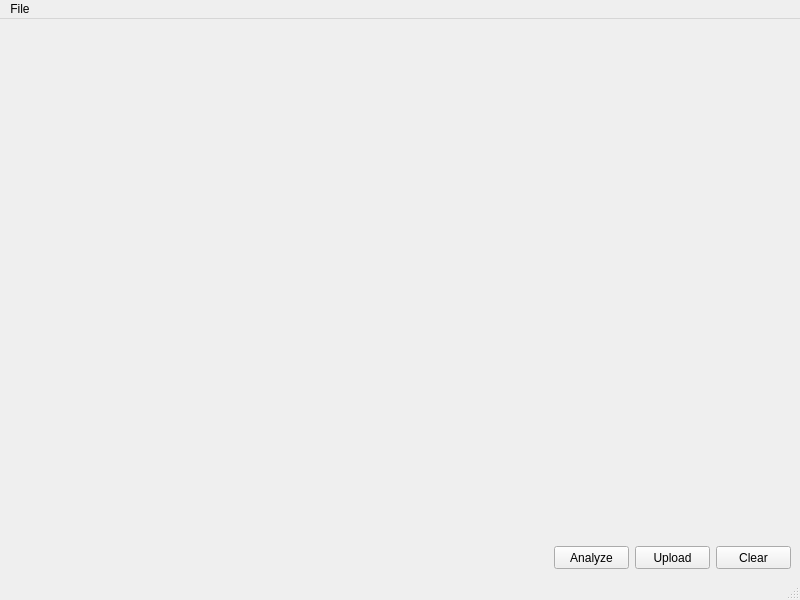
Above: mainwindow.ui from yixinj/AnaCam-GUI before the change. Below: the same form after it.
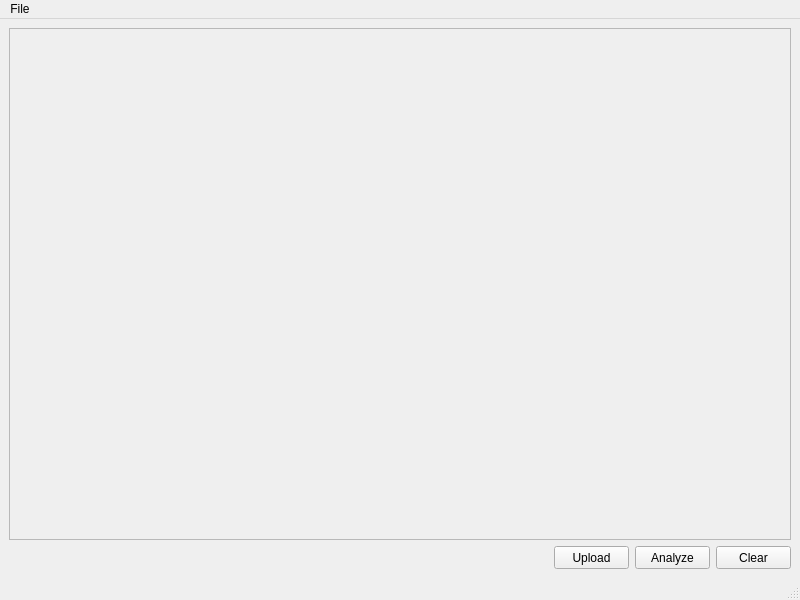
That is the form after the change.

Commit message: added functionality to File menu

Diff of the .ui file:
```diff
--- a/mainwindow.ui
+++ b/mainwindow.ui
@@ -16,16 +16,34 @@
   <widget class="QWidget" name="centralwidget">
    <layout class="QVBoxLayout" name="verticalLayout">
     <item>
-     <widget class="QLabel" name="mainImage">
+     <widget class="QFrame" name="frame">
       <property name="sizePolicy">
        <sizepolicy hsizetype="Expanding" vsizetype="Expanding">
         <horstretch>0</horstretch>
         <verstretch>0</verstretch>
        </sizepolicy>
       </property>
-      <property name="text">
-       <string/>
+      <property name="frameShape">
+       <enum>QFrame::StyledPanel</enum>
       </property>
+      <property name="frameShadow">
+       <enum>QFrame::Raised</enum>
+      </property>
+      <layout class="QHBoxLayout" name="horizontalLayout_2">
+       <item>
+        <widget class="QLabel" name="mainImage">
+         <property name="sizePolicy">
+          <sizepolicy hsizetype="Expanding" vsizetype="Expanding">
+           <horstretch>0</horstretch>
+           <verstretch>0</verstretch>
+          </sizepolicy>
+         </property>
+         <property name="text">
+          <string/>
+         </property>
+        </widget>
+       </item>
+      </layout>
      </widget>
     </item>
     <item>
@@ -43,25 +61,6 @@
         </property>
        </spacer>
       </item>
-      <item>
-       <widget class="QPushButton" name="btnAnalyze">
-        <property name="minimumSize">
-         <size>
-          <width>75</width>
-          <height>23</height>
-         </size>
-        </property>
-        <property name="maximumSize">
-         <size>
-          <width>75</width>
-          <height>23</height>
-         </size>
-        </property>
-        <property name="text">
-         <string>Analyze</string>
-        </property>
-       </widget>
-      </item>
       <item>
        <widget class="QPushButton" name="btnUpload">
         <property name="minimumSize">
@@ -81,6 +80,25 @@
         </property>
        </widget>
       </item>
+      <item>
+       <widget class="QPushButton" name="btnAnalyze">
+        <property name="minimumSize">
+         <size>
+          <width>75</width>
+          <height>23</height>
+         </size>
+        </property>
+        <property name="maximumSize">
+         <size>
+          <width>75</width>
+          <height>23</height>
+         </size>
+        </property>
+        <property name="text">
+         <string>Analyze</string>
+        </property>
+       </widget>
+      </item>
       <item>
        <widget class="QPushButton" name="btnClear">
         <property name="minimumSize">
```
The commit also changes 1 other file.
